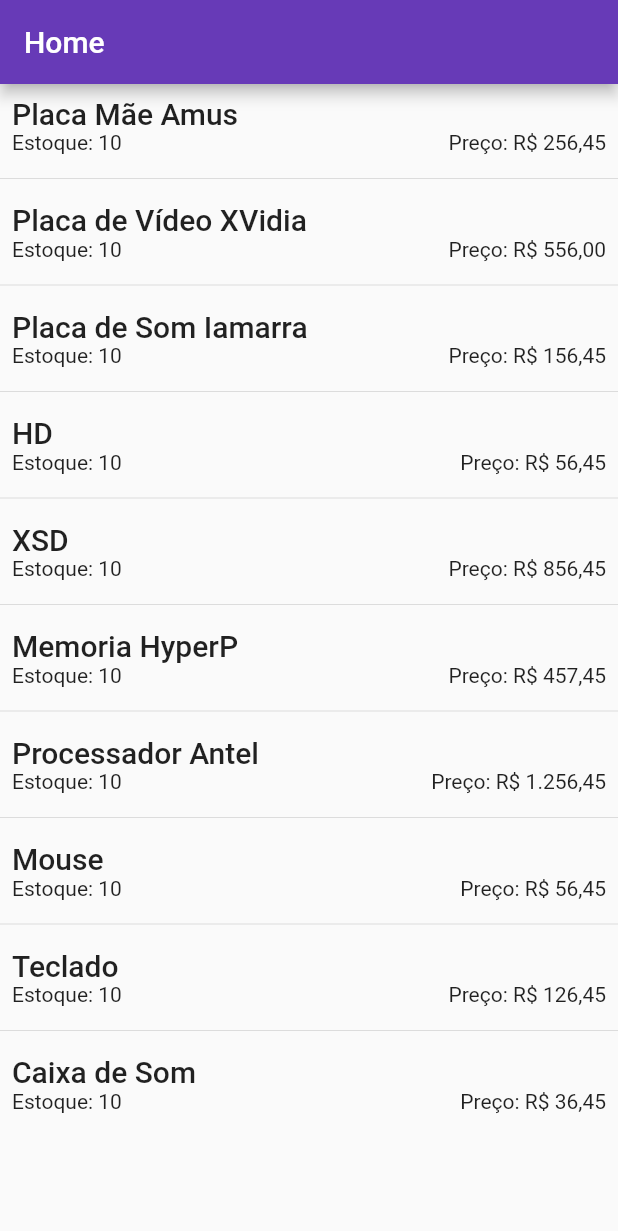
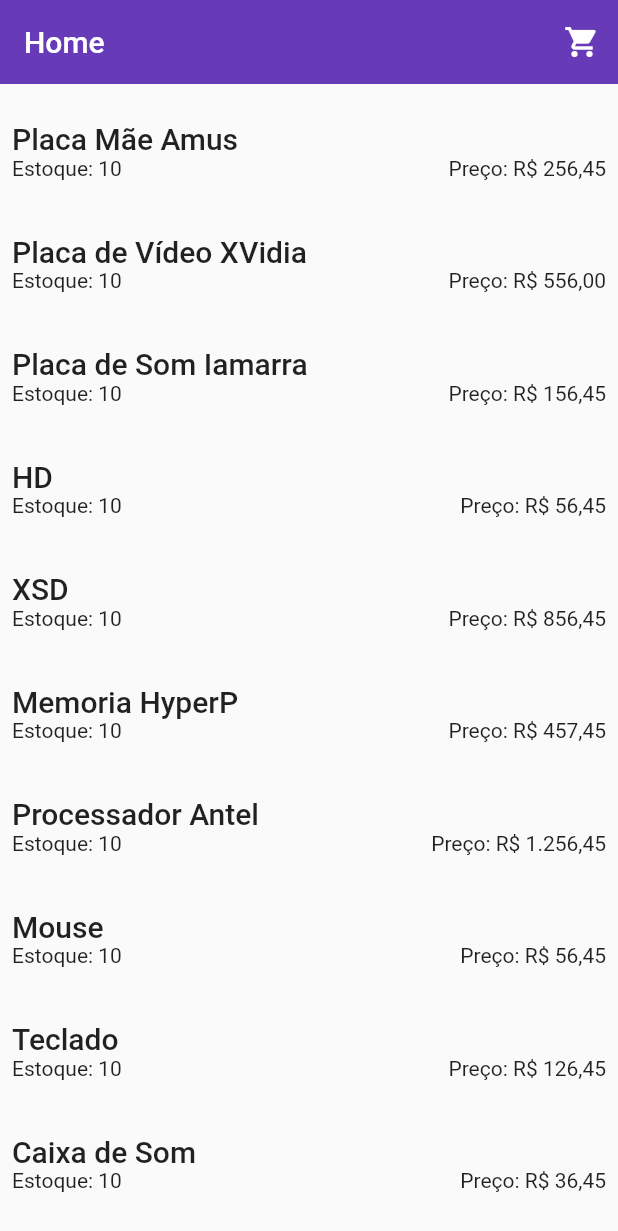
Before and after one commit to ABDG17/PM, a Flutter app: the screen it shows after launch, on a phone screen of 412 x 824 dp. Shown: the top 1231 px of the screen. Run offline on Flutter 3.47's test engine with Material 2 defaults, Android fonts, the light colour scheme and no system bars.

Commit message:
Aula de PM 0206

```diff
--- a/lib/app/app.dart
+++ b/lib/app/app.dart
@@ -28,5 +28,7 @@ class Aplicacao extends StatelessWidget {
       routes: {
         "/": (context) => const HomePage(),
       },
+      debugShowCheckedModeBanner: false,
+
     );
 }
--- a/lib/presentation/page/home_page.dart
+++ b/lib/presentation/page/home_page.dart
@@ -9,18 +9,35 @@ class HomePage extends StatelessWidget {
   @override
   Widget build(BuildContext context) {
     final catalogo = context.read<Catalogo>();
+    final itens = catalogo.withEstoque();
 
     return Scaffold(
-      appBar: AppBar(
-        title: const Text("Home"),
+      body: CustomScrollView(
+        slivers: [
+          buildAppBar(context),
+          const SliverToBoxAdapter(
+            child: SizedBox(
+              height: 12,
+            ),
+          ),
+          SliverList(
+            delegate: SliverChildBuilderDelegate(
+              (context, index) => index < itens.length ? ProdutoListItem(id: itens[index].id) : null,
+            ),
+          ),
+        ],
       ),
-      body: ListView.separated(
-        separatorBuilder: (context, index) => const Divider(),
-
-        itemCount: catalogo.withEstoque().length,
-        itemBuilder: (context, index) => ProdutoListItem(index:index),
-      ),
-
     );
   }
+
+  Widget buildAppBar(BuildContext context) => SliverAppBar(
+    title: const Text("Home"),
+    floating: true,
+    actions: [
+      IconButton(
+        onPressed: (){},
+        icon: const Icon(Icons.shopping_cart)
+      ),
+    ],
+  );
 }
--- a/lib/presentation/widgets/produto_item_list.dart
+++ b/lib/presentation/widgets/produto_item_list.dart
@@ -4,20 +4,25 @@ import 'package:providers/domain/produto.dart';
 import 'package:providers/service/catalogo_service.dart';
 
 class ProdutoListItem extends StatelessWidget {
-  final int index;
+  final int id;
 
-  const ProdutoListItem({super.key, required this.index});
+  const ProdutoListItem({super.key, required this.id});
 
   @override
   Widget build(BuildContext context) {
     final theme = Theme.of(context);
-    final produto = context.select<Catalogo, Produto>((catalog) => catalog.withEstoque()[index]);
+    final produto = context.select<Catalogo, Produto>((catalog) => catalog.withEstoque().firstWhere((e) => e.id == id),);
 
-    return Padding(
+    return Container(
+      margin: const EdgeInsets.only(bottom: 15),
+      child: Padding(
         padding: const EdgeInsets.all(8),
         child: Column(
           mainAxisAlignment: MainAxisAlignment.spaceEvenly,
           children: [
+            Container(
+              margin: const EdgeInsets.only(bottom: 5),
+            ),
             Align(
               alignment: Alignment.centerLeft,
               child: Text(
@@ -34,6 +39,7 @@ class ProdutoListItem extends StatelessWidget {
             )
           ],
         ),
+      ),
     );
   }
 }
```
Also changed, not shown: 1 other file. Lines whose indentation alone changed are shown as unchanged.
